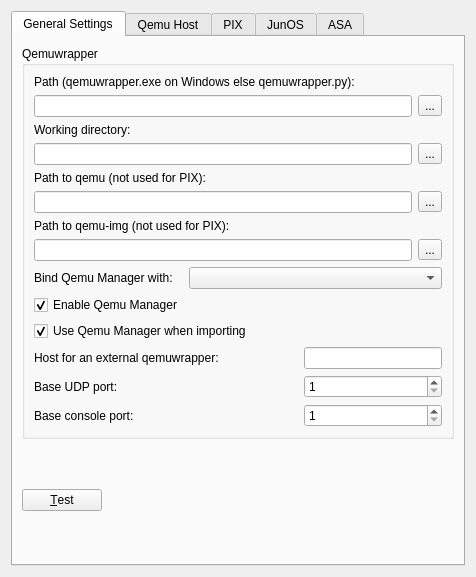
Qt form src/GNS3/Ui/ConfigurationPages/Form_PreferencesQemu.ui (GNS3/gns3-legacy) before a commit.
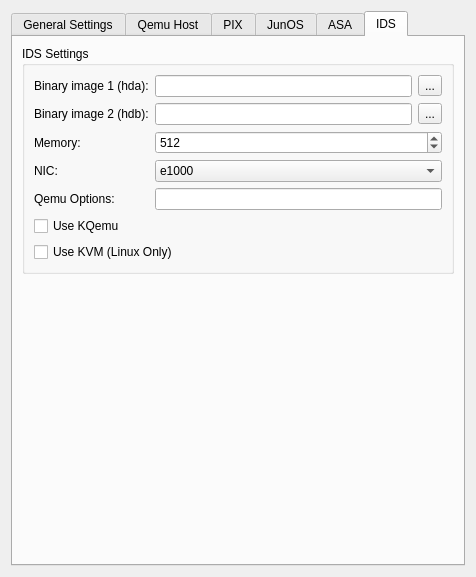
The same form after that commit. The open tabs and pages were chosen to show the change.

Diff of the .ui file:
```diff
--- a/src/GNS3/Ui/ConfigurationPages/Form_PreferencesQemu.ui
+++ b/src/GNS3/Ui/ConfigurationPages/Form_PreferencesQemu.ui
@@ -1010,6 +1010,206 @@
        </item>
       </layout>
      </widget>
+     <widget class="QWidget" name="tab_6">
+      <attribute name="title">
+       <string>IDS</string>
+      </attribute>
+      <layout class="QVBoxLayout" name="verticalLayout_8">
+       <item>
+        <widget class="QGroupBox" name="groupBox_9">
+         <property name="title">
+          <string>IDS Settings</string>
+         </property>
+         <layout class="QGridLayout" name="gridLayout_8">
+          <item row="0" column="0">
+           <widget class="QLabel" name="label_27">
+            <property name="text">
+             <string>Binary image 1 (hda):</string>
+            </property>
+           </widget>
+          </item>
+          <item row="0" column="1">
+           <widget class="QLineEdit" name="IDSImage1">
+            <property name="enabled">
+             <bool>true</bool>
+            </property>
+           </widget>
+          </item>
+          <item row="0" column="2">
+           <widget class="QToolButton" name="IDSImage1_Browser">
+            <property name="enabled">
+             <bool>true</bool>
+            </property>
+            <property name="text">
+             <string>...</string>
+            </property>
+            <property name="toolButtonStyle">
+             <enum>Qt::ToolButtonTextOnly</enum>
+            </property>
+           </widget>
+          </item>
+          <item row="1" column="0">
+           <widget class="QLabel" name="label_34">
+            <property name="text">
+             <string>Binary image 2 (hdb):</string>
+            </property>
+           </widget>
+          </item>
+          <item row="1" column="1">
+           <widget class="QLineEdit" name="IDSImage2">
+            <property name="enabled">
+             <bool>true</bool>
+            </property>
+           </widget>
+          </item>
+          <item row="1" column="2">
+           <widget class="QToolButton" name="IDSImage2_Browser">
+            <property name="enabled">
+             <bool>true</bool>
+            </property>
+            <property name="text">
+             <string>...</string>
+            </property>
+            <property name="toolButtonStyle">
+             <enum>Qt::ToolButtonTextOnly</enum>
+            </property>
+           </widget>
+          </item>
+          <item row="2" column="0">
+           <widget class="QLabel" name="label_28">
+            <property name="text">
+             <string>Memory:</string>
+            </property>
+           </widget>
+          </item>
+          <item row="2" column="1" colspan="2">
+           <widget class="QSpinBox" name="IDSMemory">
+            <property name="enabled">
+             <bool>true</bool>
+            </property>
+            <property name="minimum">
+             <number>1</number>
+            </property>
+            <property name="maximum">
+             <number>100000</number>
+            </property>
+            <property name="singleStep">
+             <number>16</number>
+            </property>
+            <property name="value">
+             <number>512</number>
+            </property>
+           </widget>
+          </item>
+          <item row="3" column="0">
+           <widget class="QLabel" name="label_32">
+            <property name="text">
+             <string>NIC:</string>
+            </property>
+           </widget>
+          </item>
+          <item row="3" column="1" colspan="2">
+           <widget class="QComboBox" name="IDSNIC">
+            <property name="enabled">
+             <bool>true</bool>
+            </property>
+            <property name="currentIndex">
+             <number>5</number>
+            </property>
+            <item>
+             <property name="text">
+              <string>ne2k_pci</string>
+             </property>
+            </item>
+            <item>
+             <property name="text">
+              <string>i82551</string>
+             </property>
+            </item>
+            <item>
+             <property name="text">
+              <string>i82557b</string>
+             </property>
+            </item>
+            <item>
+             <property name="text">
+              <string>i82559er</string>
+             </property>
+            </item>
+            <item>
+             <property name="text">
+              <string>rtl8139</string>
+             </property>
+            </item>
+            <item>
+             <property name="text">
+              <string>e1000</string>
+             </property>
+            </item>
+            <item>
+             <property name="text">
+              <string>pcnet</string>
+             </property>
+            </item>
+            <item>
+             <property name="text">
+              <string>virtio</string>
+             </property>
+            </item>
+           </widget>
+          </item>
+          <item row="4" column="0">
+           <widget class="QLabel" name="label_33">
+            <property name="text">
+             <string>Qemu Options:</string>
+            </property>
+           </widget>
+          </item>
+          <item row="4" column="1" colspan="2">
+           <widget class="QLineEdit" name="IDSOptions">
+            <property name="enabled">
+             <bool>true</bool>
+            </property>
+           </widget>
+          </item>
+          <item row="5" column="0">
+           <widget class="QCheckBox" name="IDScheckBoxKqemu">
+            <property name="enabled">
+             <bool>true</bool>
+            </property>
+            <property name="text">
+             <string>Use KQemu</string>
+            </property>
+           </widget>
+          </item>
+          <item row="6" column="0" colspan="2">
+           <widget class="QCheckBox" name="IDScheckBoxKVM">
+            <property name="enabled">
+             <bool>true</bool>
+            </property>
+            <property name="text">
+             <string>Use KVM (Linux Only)</string>
+            </property>
+           </widget>
+          </item>
+         </layout>
+        </widget>
+       </item>
+       <item>
+        <spacer name="verticalSpacer_3">
+         <property name="orientation">
+          <enum>Qt::Vertical</enum>
+         </property>
+         <property name="sizeHint" stdset="0">
+          <size>
+           <width>20</width>
+           <height>236</height>
+          </size>
+         </property>
+        </spacer>
+       </item>
+      </layout>
+     </widget>
     </widget>
    </item>
   </layout>
```
